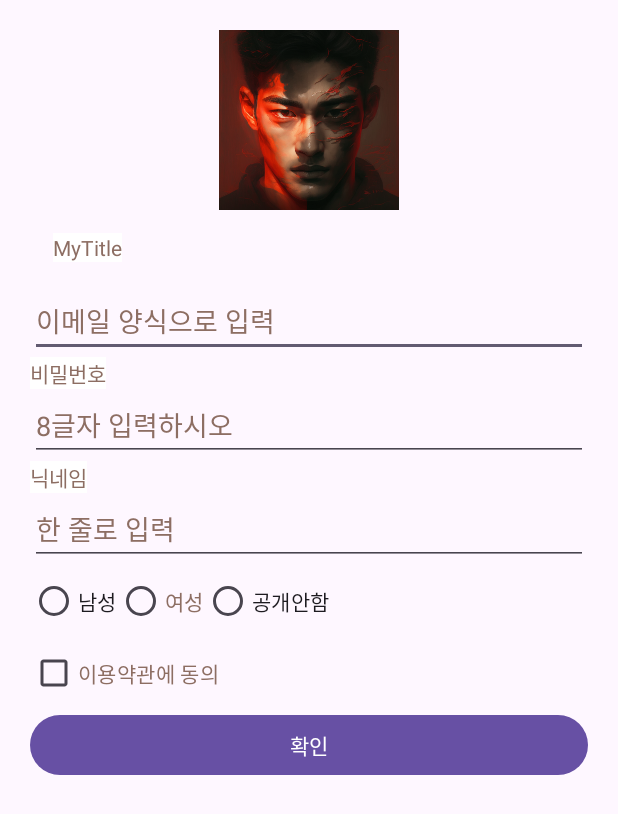
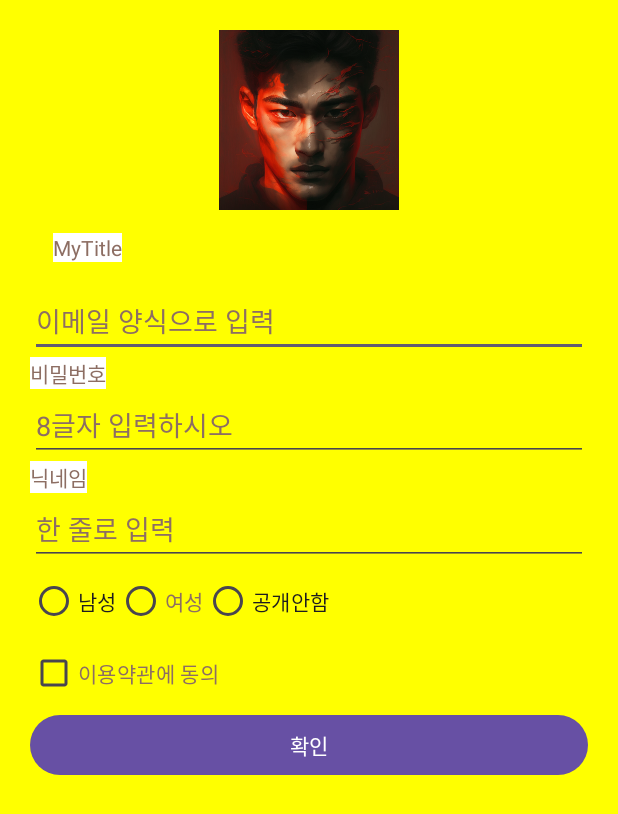
Before and after one commit to msm031/Signup1, an Android app: the screen it shows after launch (MainActivity), on a phone screen of 412 x 824 dp. Shown: the top 814 px of the screen. Run offline under Robolectric (Android 15) with nearby library versions, the phone set to English and light mode, and no system bars.

Commit message:
배경 색상 변경 체험

```diff
--- a/app/src/main/res/layout/activity_main.xml
+++ b/app/src/main/res/layout/activity_main.xml
@@ -5,6 +5,7 @@
     android:layout_height="match_parent"
     android:orientation="vertical"
     android:padding="20dp"
+    android:background="#FFFF00"
 
     tools:context=".MainActivity"
     tools:ignore="RtlHardcoded">
```
